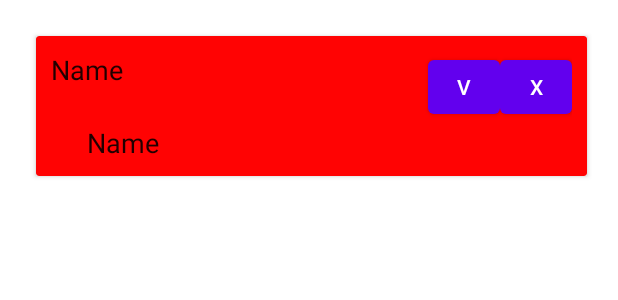
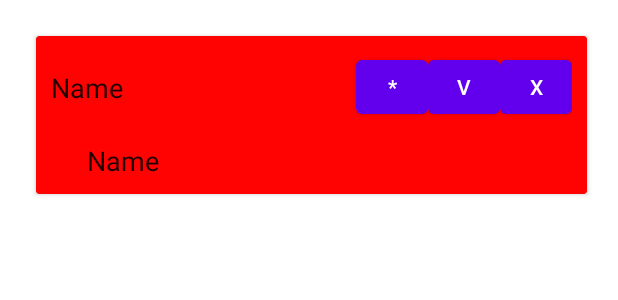
Before and after one commit to patrykdziurkowski/ToDoAndroid, an Android app: the layout frame_task.xml on its own in the app's theme, with its tools: preview values and no code run, on a phone screen of 412 x 824 dp. Shown: the top 300 px of the screen. Run offline under Robolectric (Android 15) with nearby library versions, the phone set to English and light mode, and no system bars.

Commit message:
Added the option to mark task as important

```diff
--- a/src/app/src/main/java/com/example/todoandroid/TaskRepository.java
+++ b/src/app/src/main/java/com/example/todoandroid/TaskRepository.java
@@ -34,6 +34,7 @@ public class TaskRepository {
                 new Date(2020, 8, 19),
                 new Date(2020, 8, 30)
         ));
+        tasks.get(1).setPriority(Task.TaskPriority.IMPORTANT);
     }
 
     public List<Task> getTasks() {
--- a/src/app/src/main/res/layout/frame_task.xml
+++ b/src/app/src/main/res/layout/frame_task.xml
@@ -23,15 +23,16 @@
 
             <EditText
                 android:id="@+id/card_title"
-                android:layout_width="wrap_content"
+                android:layout_width="170dp"
                 android:layout_height="wrap_content"
                 android:background="@null"
                 android:ems="10"
-                android:inputType="text"
+                android:inputType="textMultiLine"
                 android:singleLine="false"
                 android:text="Name"
+                app:layout_constraintBottom_toBottomOf="@+id/mark_important_button"
                 app:layout_constraintStart_toStartOf="parent"
-                app:layout_constraintTop_toTopOf="parent" />
+                app:layout_constraintTop_toTopOf="@+id/mark_important_button" />
 
             <EditText
                 android:id="@+id/card_description"
@@ -66,6 +67,14 @@
                 app:layout_constraintEnd_toStartOf="@+id/remove_task_button"
                 app:layout_constraintTop_toTopOf="parent" />
 
+            <Button
+                android:id="@+id/mark_important_button"
+                android:layout_width="48dp"
+                android:layout_height="48dp"
+                android:text="*"
+                app:layout_constraintEnd_toStartOf="@+id/mark_completed_button"
+                app:layout_constraintTop_toTopOf="parent" />
+
         </androidx.constraintlayout.widget.ConstraintLayout>
     </androidx.cardview.widget.CardView>
 
```
Also changed, not shown: src/app/src/main/java/com/example/todoandroid/ui/tasks/TasksAdapter.java (+21 -2 lines), src/app/src/main/java/com/example/todoandroid/ui/tasks/TasksFragment.java (+10 -0 lines).
